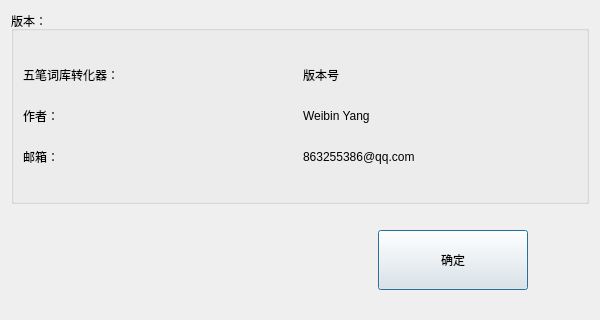
This is PyQtUi/about_dialog.ui in YangWeiBin/wubi-dictionary-converter as Qt 5 draws it before an edit. The edited form follows.
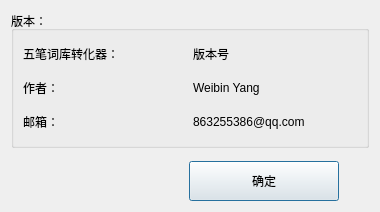
This is the edited form.

```diff
--- a/PyQtUi/about_dialog.ui
+++ b/PyQtUi/about_dialog.ui
@@ -6,8 +6,8 @@
    <rect>
     <x>0</x>
     <y>0</y>
-    <width>600</width>
-    <height>320</height>
+    <width>380</width>
+    <height>212</height>
    </rect>
   </property>
   <property name="sizePolicy">
@@ -19,7 +19,7 @@
   <property name="windowTitle">
    <string>版本信息</string>
   </property>
-  <layout class="QVBoxLayout" name="verticalLayout_3" stretch="10,1,2,1">
+  <layout class="QVBoxLayout" name="verticalLayout_3" stretch="20,1,4">
    <item>
     <widget class="QGroupBox" name="groupBox">
      <property name="title">
@@ -252,7 +252,7 @@
        <property name="minimumSize">
         <size>
          <width>150</width>
-         <height>60</height>
+         <height>40</height>
         </size>
        </property>
        <property name="maximumSize">
@@ -281,19 +281,6 @@
      </item>
     </layout>
    </item>
-   <item>
-    <spacer name="verticalSpacer">
-     <property name="orientation">
-      <enum>Qt::Orientation::Vertical</enum>
-     </property>
-     <property name="sizeHint" stdset="0">
-      <size>
-       <width>20</width>
-       <height>40</height>
-      </size>
-     </property>
-    </spacer>
-   </item>
   </layout>
  </widget>
  <resources/>
```
